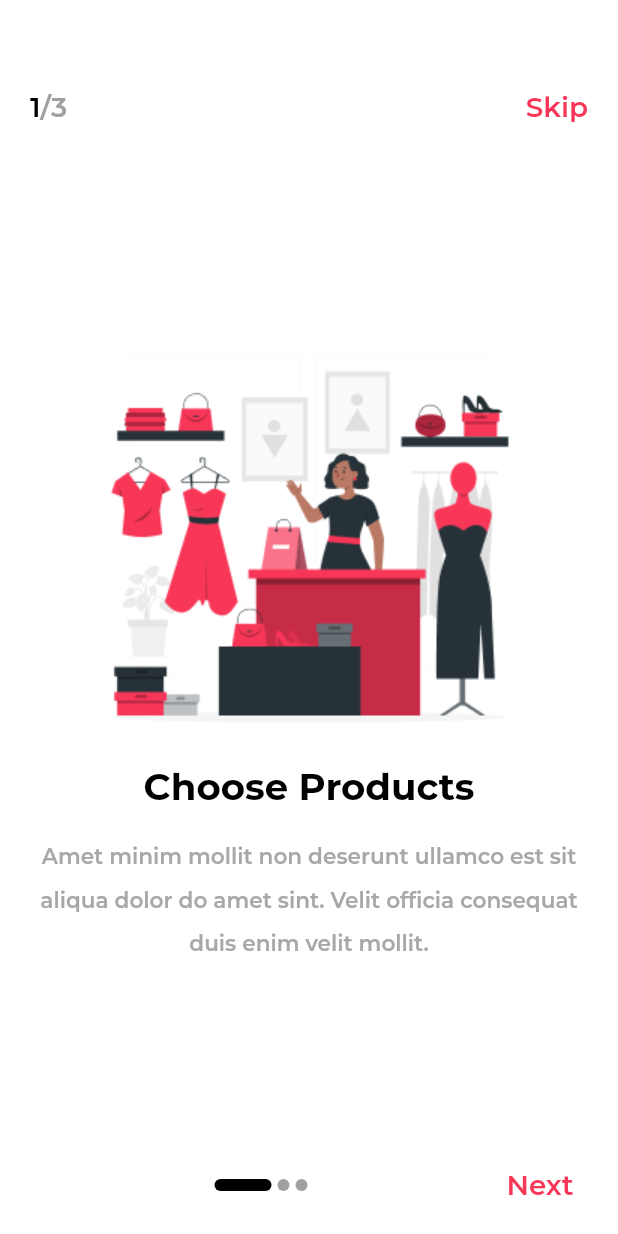
After one commit to AhmedMohmmedd/Stylish-Ecommerce, a Flutter app: the screen it shows after launch, after a tap on "Next", after a tap on "Prev", on a phone screen of 412 x 824 dp. The commit adds this screen. Run offline on Flutter 3.47's test engine with Material 3 defaults, Android fonts, the phone set to English and light mode, and no system bars; our stand-ins replace bloc, flutter_bloc, flutter_svg; project files that could hold a hidden picture were left out.

Commit message:
on-boarding-done

```diff
--- /dev/null
+++ b/lib/core/theming/app_colors/app_colors_light.dart
@@ -0,0 +1,7 @@
+import 'package:flutter/material.dart';
+
+abstract class AppColorsLight {
+  // App theme colors
+  static const Color primary = Color(0xffF83758);
+  static const Color scaffoldBackgroundColor = Colors.white;
+}
--- a/lib/core/theming/app_style.dart
+++ b/lib/core/theming/app_style.dart
@@ -133,7 +133,7 @@ abstract class AppStyles {
 
   static TextStyle styleSemiBold14(context) {
     return TextStyle(
-        color: Colors.white,
+        color: const Color(0xffA8A8A9),
         fontWeight: FontWeight.w600,
         fontSize: getResponsiveFontSize(context, fontSize: 14),
         fontFamily: 'Montserrat');
@@ -149,7 +149,7 @@ abstract class AppStyles {
 
   static TextStyle styleSemiBold18(context) {
     return TextStyle(
-        color: Colors.white,
+        color: Theme.of(context).primaryColor,
         fontWeight: FontWeight.w600,
         fontSize: getResponsiveFontSize(context, fontSize: 18),
         fontFamily: 'Montserrat');
@@ -190,7 +190,7 @@ abstract class AppStyles {
   /////////////////////////
   static TextStyle styleExtraBold24(context) {
     return TextStyle(
-        color: Colors.white,
+        color: Colors.black,
         fontWeight: FontWeight.w800,
         fontSize: getResponsiveFontSize(context, fontSize: 24),
         fontFamily: 'Montserrat');
@@ -215,7 +215,7 @@ abstract class AppStyles {
 
   static TextStyle styleBold18(context) {
     return TextStyle(
-        color: Colors.white,
+        color: Theme.of(context).primaryColor,
         fontWeight: FontWeight.w700,
         fontSize: getResponsiveFontSize(context, fontSize: 18),
         fontFamily: 'Montserrat');
--- /dev/null
+++ b/lib/core/theming/app_theme/app_theme_light.dart
@@ -0,0 +1,12 @@
+import 'package:flutter/material.dart';
+import 'package:stylish/core/theming/app_colors/app_colors_light.dart';
+
+abstract class AppThemeLight {
+  static ThemeData lightTheme = ThemeData(
+    fontFamily: "Montserrat",
+    brightness: Brightness.light,
+    useMaterial3: false,
+    primaryColor: AppColorsLight.primary,
+    scaffoldBackgroundColor: AppColorsLight.scaffoldBackgroundColor,
+  );
+}
--- /dev/null
+++ b/lib/features/welcome/logic/onBoarding_cubit/on_boarding_cubit.dart
@@ -0,0 +1,48 @@
+import 'package:bloc/bloc.dart';
+import 'package:flutter/material.dart';
+import 'package:meta/meta.dart';
+
+part 'on_boarding_state.dart';
+
+class OnBoardingCubit extends Cubit<OnBoardingState> {
+  OnBoardingCubit() : super(OnBoardingInitial());
+  PageController pageController = PageController();
+  int currentPageIndex = 0;
+
+  // bottum
+  void nextPage() {
+    if (currentPageIndex < 2) {
+      pageController.nextPage(
+        duration: const Duration(milliseconds: 500),
+        curve: Curves.linear,
+      );
+      currentPageIndex++;
+      emit(OnBoardingCangePage());
+    } else {
+      emit(OnBoardingComplete());
+    }
+  }
+
+  void prevPage() {
+    if (currentPageIndex > 0) {
+      pageController.previousPage(
+        duration: const Duration(milliseconds: 500),
+        curve: Curves.linear,
+      );
+      currentPageIndex--;
+      emit(OnBoardingCangePage());
+    } else {
+      emit(OnBoardingComplete());
+    }
+  }
+
+//slide
+  void toNextPage(int pageIndex) {
+    currentPageIndex = pageIndex;
+    if (currentPageIndex == 2) {
+      emit(OnBoardingComplete());
+    } else {
+      emit(OnBoardingCangePage());
+    }
+  }
+}
--- /dev/null
+++ b/lib/features/welcome/logic/onBoarding_cubit/on_boarding_state.dart
@@ -0,0 +1,9 @@
+part of 'on_boarding_cubit.dart';
+
+@immutable
+sealed class OnBoardingState {}
+
+final class OnBoardingInitial extends OnBoardingState {}
+final class OnBoardingComplete extends OnBoardingState {}
+final class OnBoardingCangePage extends OnBoardingState {}
+// final class OnBoardingInitial extends OnBoardingState {}
--- a/lib/features/welcome/screens/on_boarding/on_boarding.dart
+++ b/lib/features/welcome/screens/on_boarding/on_boarding.dart
@@ -1,10 +1,13 @@
 import 'package:flutter/material.dart';
+import 'package:stylish/core/theming/app_style.dart';
+import 'package:stylish/features/welcome/screens/on_boarding/widgets/custom_onboarding_container.dart';
+import 'package:stylish/features/welcome/screens/on_boarding/widgets/onboarding_body.dart';
 
 class OnBoardingScreen extends StatelessWidget {
   const OnBoardingScreen({super.key});
 
   @override
   Widget build(BuildContext context) {
-    return const Scaffold();
+    return const OnBoardingBody();
   }
 }
--- /dev/null
+++ b/lib/features/welcome/screens/on_boarding/widgets/custom_button_row.dart
@@ -0,0 +1,59 @@
+import 'package:flutter/material.dart';
+import 'package:flutter_bloc/flutter_bloc.dart';
+import 'package:stylish/core/theming/app_style.dart';
+import 'package:stylish/features/welcome/logic/onBoarding_cubit/on_boarding_cubit.dart';
+import 'package:stylish/features/welcome/screens/on_boarding/widgets/custom_dots_indecator.dart';
+
+class CustomButtonRow extends StatelessWidget {
+  const CustomButtonRow({
+    super.key,
+    required this.onBoardingCubit,
+  });
+
+  final OnBoardingCubit onBoardingCubit;
+
+  @override
+  Widget build(BuildContext context) {
+    return Row(
+      mainAxisAlignment: MainAxisAlignment.end,
+      children: [
+        onBoardingCubit.currentPageIndex > 0
+            ? TextButton(
+                onPressed: () {
+                  onBoardingCubit.prevPage();
+                },
+                child: Text(
+                  'Prev',
+                  style: AppStyles.styleSemiBold18(context)
+                      .copyWith(color: const Color(0xFFA0A0A1)),
+                ),
+              )
+            : const SizedBox(),
+        Expanded(
+          child: CustomDotIndecator(
+            activeNum: onBoardingCubit.currentPageIndex,
+          ),
+        ),
+        onBoardingCubit.currentPageIndex == 2
+            ? TextButton(
+                onPressed: () {
+                  () {};
+                },
+                child: Text(
+                  'Get Started',
+                  style: AppStyles.styleSemiBold18(context),
+                ),
+              )
+            : TextButton(
+                onPressed: () {
+                  onBoardingCubit.nextPage();
+                },
+                child: Text(
+                  'Next',
+                  style: AppStyles.styleSemiBold18(context),
+                ),
+              )
+      ],
+    );
+  }
+}
--- /dev/null
+++ b/lib/features/welcome/screens/on_boarding/widgets/custom_dots_indecator.dart
@@ -0,0 +1,36 @@
+import 'package:flutter/material.dart';
+import 'package:flutter_bloc/flutter_bloc.dart';
+import 'package:stylish/features/welcome/logic/onBoarding_cubit/on_boarding_cubit.dart';
+
+class CustomDotIndecator extends StatelessWidget {
+  const CustomDotIndecator({super.key, required this.activeNum});
+  final int activeNum;
+  @override
+  Widget build(BuildContext context) {
+    return BlocBuilder<OnBoardingCubit, OnBoardingState>(
+      builder: (context, state) {
+        return Row(
+          mainAxisAlignment: MainAxisAlignment.center,
+          children: List.generate(
+            3,
+            (index) => Padding(
+              padding: const EdgeInsets.symmetric(horizontal: 2),
+              child: AnimatedContainer(
+                duration: const Duration(milliseconds: 300),
+                width: index == activeNum ? 38 : 8,
+                height: 8,
+                decoration: ShapeDecoration(
+                  color:
+                      index == activeNum ? Colors.black : const Color(0xFFA0A0A1),
+                  shape: RoundedRectangleBorder(
+                    borderRadius: BorderRadius.circular(12),
+                  ),
+                ),
+              ),
+            ),
+          ),
+        );
+      },
+    );
+  }
+}
--- /dev/null
+++ b/lib/features/welcome/screens/on_boarding/widgets/custom_onboarding_container.dart
@@ -0,0 +1,33 @@
+
+import 'package:flutter/material.dart';
+import 'package:stylish/core/theming/app_style.dart';
+
+class CustomOnBoardingContainer extends StatelessWidget {
+  const CustomOnBoardingContainer({
+    super.key, required this.image, required this.titel, required this.subTitel,
+  });
+final String image;
+final String titel;
+final String subTitel;
+  @override
+  Widget build(BuildContext context) {
+    return Column(
+      mainAxisAlignment: MainAxisAlignment.center,
+      children: [
+        Image.asset(image),
+        Text(
+          titel,
+          style: AppStyles.styleExtraBold24(context),
+        ),
+        const SizedBox(
+          height: 14,
+        ),
+        Text(
+         subTitel,
+          style: AppStyles.styleSemiBold14(context).copyWith(height: 2),
+          textAlign: TextAlign.center,
+        ),
+      ],
+    );
+  }
+}
--- /dev/null
+++ b/lib/features/welcome/screens/on_boarding/widgets/onboarding_body.dart
@@ -0,0 +1,71 @@
+import 'package:flutter/material.dart';
+import 'package:flutter_bloc/flutter_bloc.dart';
+import 'package:stylish/core/theming/app_style.dart';
+import 'package:stylish/features/welcome/logic/onBoarding_cubit/on_boarding_cubit.dart';
+import 'package:stylish/features/welcome/screens/on_boarding/widgets/custom_button_row.dart';
+import 'package:stylish/features/welcome/screens/on_boarding/widgets/custom_dots_indecator.dart';
+import 'package:stylish/features/welcome/screens/on_boarding/widgets/onboarding_page_view.dart';
+
+class OnBoardingBody extends StatelessWidget {
+  const OnBoardingBody({super.key});
+
+  @override
+  Widget build(BuildContext context) {
+    return BlocProvider(
+      create: (context) => OnBoardingCubit(),
+      child: Scaffold(
+        backgroundColor: Colors.white,
+        body: BlocBuilder<OnBoardingCubit, OnBoardingState>(
+          builder: (context, state) {
+            final onBoardingCubit = BlocProvider.of<OnBoardingCubit>(context);
+            return Padding(
+              padding: const EdgeInsets.only(
+                left: 20,
+                right: 20,
+                bottom: 10,
+                top: 60,
+              ),
+              child: Column(
+                mainAxisAlignment: MainAxisAlignment.end,
+                children: [
+                  Row(
+                    mainAxisAlignment: MainAxisAlignment.spaceBetween,
+                    children: [
+                      RichText(
+                          text: TextSpan(
+                              style:
+                                  AppStyles.styleSemiBold18(context).copyWith(
+                                color: Colors.black,
+                              ),
+                              children: [
+                            TextSpan(
+                              text: '${onBoardingCubit.currentPageIndex + 1}',
+                            ),
+                            TextSpan(
+                                text: '/3',
+                                style: AppStyles.styleSemiBold18(context)
+                                    .copyWith(color: const Color(0xFFA0A0A1))),
+                          ])),
+                      Text(
+                        'Skip',
+                        style: AppStyles.styleSemiBold18(context),
+                      ),
+                    ],
+                  ),
+                  Expanded(
+                      child: ONBoardingPageView(
+                    pageController: onBoardingCubit.pageController,
+                    onPageChanged: (p0) {
+                      onBoardingCubit.toNextPage(p0);
+                    },
+                  )),
+                  CustomButtonRow(onBoardingCubit: onBoardingCubit),
+                ],
+              ),
+            );
+          },
+        ),
+      ),
+    );
+  }
+}
--- /dev/null
+++ b/lib/features/welcome/screens/on_boarding/widgets/onboarding_page_view.dart
@@ -0,0 +1,38 @@
+
+import 'package:flutter/material.dart';
+import 'package:stylish/features/welcome/screens/on_boarding/widgets/custom_onboarding_container.dart';
+
+class ONBoardingPageView extends StatelessWidget {
+  const ONBoardingPageView({
+    super.key, required this.pageController, this.onPageChanged,
+  });
+final PageController pageController;
+final Function(int)? onPageChanged;
+  @override
+  Widget build(BuildContext context) {
+    return PageView(
+      controller: pageController,
+      onPageChanged: onPageChanged,
+      children: const [
+        CustomOnBoardingContainer(
+          image: 'assets/images/onbording_image_1.png',
+          titel: 'Choose Products',
+          subTitel:
+              'Amet minim mollit non deserunt ullamco est sit aliqua dolor do amet sint. Velit officia consequat duis enim velit mollit.',
+        ),
+        CustomOnBoardingContainer(
+          image: 'assets/images/onbording_image_2.png',
+          titel: 'Make Payment',
+          subTitel:
+              'Amet minim mollit non deserunt ullamco est sit aliqua dolor do amet sint. Velit officia consequat duis enim velit mollit.',
+        ),
+        CustomOnBoardingContainer(
+          image: 'assets/images/onbording_image_3.png',
+          titel: 'Get Your Order',
+          subTitel:
+              'Amet minim mollit non deserunt ullamco est sit aliqua dolor do amet sint. Velit officia consequat duis enim velit mollit.',
+        ),
+      ],
+    );
+  }
+}
--- a/lib/main.dart
+++ b/lib/main.dart
@@ -1,4 +1,5 @@
 import 'package:flutter/material.dart';
+import 'package:stylish/core/theming/app_theme/app_theme_light.dart';
 import 'package:stylish/features/welcome/screens/welcome/welcome.dart';
 
 void main() {
@@ -14,8 +15,8 @@ class MyApp extends StatelessWidget {
     return MaterialApp(
       debugShowCheckedModeBanner: false,
       title: 'Flutter Demo',
-
-      home:WelcomeScreen(),
+    theme: AppThemeLight.lightTheme,
+      home: const WelcomeScreen(),
     );
   }
 }
--- a/pubspec.yaml
+++ b/pubspec.yaml
@@ -36,6 +36,7 @@ dependencies:
   # Use with the CupertinoIcons class for iOS style icons.
   cupertino_icons: ^1.0.2
   flutter_svg: ^2.0.10+1
+  flutter_bloc: ^8.1.4
 
 dev_dependencies:
   flutter_test:
```
Also changed, not shown: pubspec.lock.
